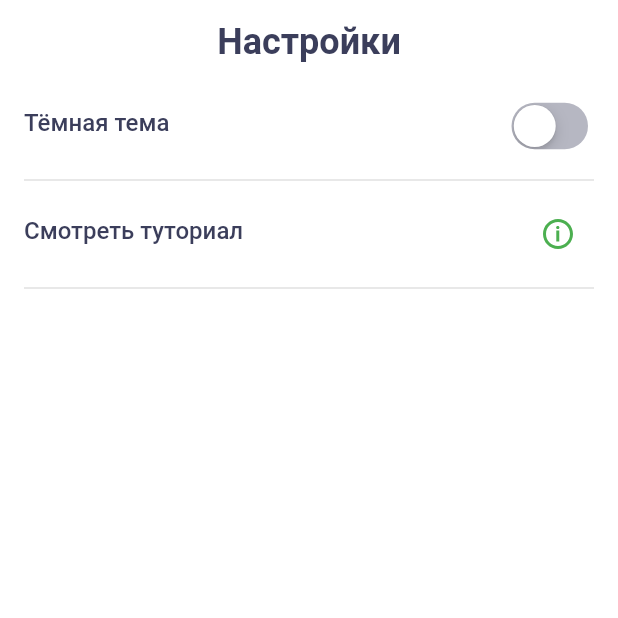
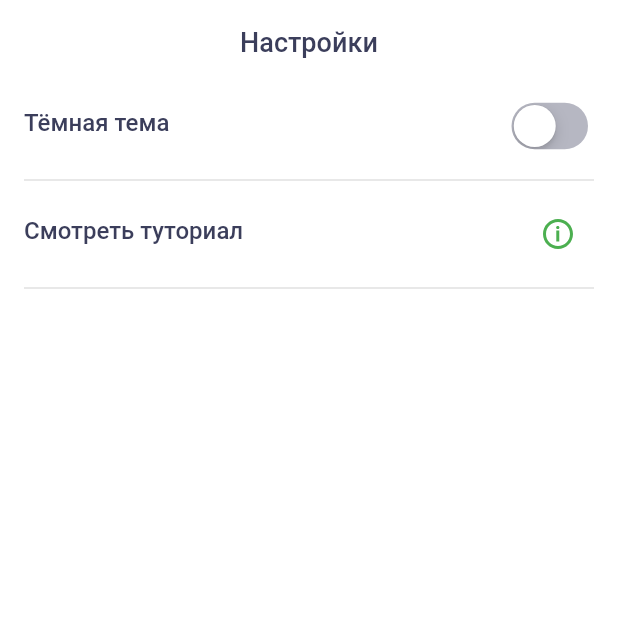
Before and after one commit to Jevilll/surf-flutter-course-likholetov, a Flutter app: the SettingsScreen screen opened directly, on a phone screen of 412 x 824 dp, the top half of it. Run offline on Flutter 3.47's test engine with Material 2 defaults, Android fonts, the phone set to English and light mode, and no system bars; our stand-ins replace cached_network_image, flutter_svg, logger; network calls fail; project files that could hold a hidden picture were left out.

Commit message:
Задание 5-4 Экран добавления достопримечательности

```diff
--- a/lib/res/app_colors.dart
+++ b/lib/res/app_colors.dart
@@ -5,6 +5,7 @@ abstract class AppColors {
   static const secondary = Color(0xFF3B3E5B);
   static const secondary2 = Color(0xFF7C7E92);
   static const inactiveBlack = Color(0x8F7C7E92);
+  static const fabGreen = Color(0xFFFCDD3D);
 
   // Светлая тема.
   static const lightBackground = Color(0xFFF5F5F5);
--- a/lib/res/app_strings.dart
+++ b/lib/res/app_strings.dart
@@ -1,5 +1,5 @@
 abstract class AppStrings {
-  static const String appName = 'Список\nинтересных мест';
+  static const String listOfInterestingPlaces = 'Список интересных мест';
   static const String hotel = 'отель';
   static const String restaurant = 'ресторан';
   static const String special = 'особое место';
@@ -20,7 +20,18 @@ abstract class AppStrings {
   static const String km = 'км';
   static const String clear = 'Очистить';
   static const String categories = 'КАТЕГОРИИ';
+  static const String category = 'КАТЕГОРИЯ';
   static const String settings = 'Настройки';
   static const String darkTheme = 'Тёмная тема';
   static const String watchTutorial = 'Смотреть туториал';
+  static const String newPlace = 'Новое место';
+  static const String cancel = 'Отмена';
+  static const String notChosen = 'Не выбрано';
+  static const String name = 'НАЗВАНИЕ';
+  static const String latitude = 'ШИРОТА';
+  static const String longitude = 'ДОЛГОТА';
+  static const String indicateOnMap = 'Указать на карте';
+  static const String description = 'ОПИСАНИЕ';
+  static const String enterText = 'введите текст';
+  static const String create = 'СОЗДАТЬ';
 }
--- a/lib/ui/screen/home_page.dart
+++ b/lib/ui/screen/home_page.dart
@@ -16,6 +16,7 @@ class HomePage extends StatefulWidget {
 
 class _HomePageState extends State<HomePage> {
   final scenes = [
+    // const AddSightScreen(),
     const SightListScreen(),
     const FiltersScreen(),
     const VisitingScreen(),
@@ -23,7 +24,7 @@ class _HomePageState extends State<HomePage> {
     const SettingsScreen(),
   ];
 
-  int currentIndex = 1;
+  int currentIndex = 0;
 
   @override
   Widget build(BuildContext context) {
--- a/lib/ui/screen/settings_screen.dart
+++ b/lib/ui/screen/settings_screen.dart
@@ -4,6 +4,7 @@ import 'package:places/res/app_colors.dart';
 import 'package:places/res/app_icons.dart';
 import 'package:places/res/app_strings.dart';
 import 'package:places/res/app_themes.dart';
+import 'package:places/ui/widget/app_bar.dart';
 import 'package:places/ui/widget/button/button_svg_icon.dart';
 import 'package:places/utils/common.dart';
 
@@ -22,13 +23,7 @@ class _SettingsScreenState extends State<SettingsScreen> {
     final value = theme.brightness == Brightness.dark;
 
     return Scaffold(
-      appBar: AppBar(
-        title: Text(
-          AppStrings.settings,
-          style: theme.textTheme.titleMedium,
-        ),
-        centerTitle: true,
-      ),
+      appBar: const CustomAppBar(title: AppStrings.settings),
       body: Padding(
         padding: const EdgeInsets.symmetric(horizontal: 16),
         child: Column(
@@ -37,10 +32,7 @@ class _SettingsScreenState extends State<SettingsScreen> {
               contentPadding: EdgeInsets.zero,
               leading: Text(
                 AppStrings.darkTheme,
-                style: Theme
-                    .of(context)
-                    .textTheme
-                    .bodyLarge,
+                style: theme.textTheme.bodyLarge,
               ),
               trailing: CupertinoSwitch(
                 trackColor: AppColors.inactiveBlack,
@@ -57,10 +49,7 @@ class _SettingsScreenState extends State<SettingsScreen> {
               contentPadding: EdgeInsets.zero,
               leading: Text(
                 AppStrings.watchTutorial,
-                style: Theme
-                    .of(context)
-                    .textTheme
-                    .bodyLarge,
+                style: theme.textTheme.bodyLarge,
               ),
               trailing: ButtonSvgIcon(
                 icon: AppIcons.info,
--- /dev/null
+++ b/lib/ui/widget/app_bar.dart
@@ -0,0 +1,29 @@
+import 'package:flutter/material.dart';
+
+/// Апп бар приложения.
+class CustomAppBar extends StatelessWidget implements PreferredSizeWidget {
+  final String? title;
+  final Widget? leading;
+  final List<Widget>? actions;
+
+  @override
+  Size get preferredSize => const Size.fromHeight(kToolbarHeight);
+
+  const CustomAppBar({this.title, this.leading, this.actions, Key? key}) : super(key: key);
+
+  @override
+  Widget build(BuildContext context) {
+    return AppBar(
+      centerTitle: true,
+      leadingWidth: 72,
+      title: title != null ? Text(
+        title!,
+        style: Theme.of(context).textTheme.titleMedium,
+        textAlign: TextAlign.center,
+        overflow: TextOverflow.ellipsis,
+      ) : null,
+      leading: leading,
+      actions: actions,
+    );
+  }
+}
--- a/lib/ui/widget/button/button_rounded.dart
+++ b/lib/ui/widget/button/button_rounded.dart
@@ -37,7 +37,8 @@ class ButtonRounded extends StatelessWidget {
           shape: RoundedRectangleBorder(
             borderRadius: BorderRadius.circular(14),
           ),
-          primary: color ?? theme.colorScheme.green,
+          primary: onPressed != null ? color ?? theme.colorScheme.green : theme.colorScheme.disabledButton,
+          // onSurface: Colors.red,
         ),
         child: Row(
           mainAxisAlignment: MainAxisAlignment.center,
@@ -54,7 +55,7 @@ class ButtonRounded extends StatelessWidget {
             Text(
               title,
               style: theme.textTheme.bodyMedium?.copyWith(
-                color: AppColors.white,
+                color: onPressed != null ? AppColors.white : AppColors.inactiveBlack,
               ),
             ),
           ],
--- a/lib/ui/widget/button/button_svg_icon.dart
+++ b/lib/ui/widget/button/button_svg_icon.dart
@@ -5,7 +5,6 @@ import 'package:places/res/app_colors.dart';
 /// Кнопка svg иконки.
 class ButtonSvgIcon extends StatelessWidget {
   final String icon;
-  final double size;
   final Color color;
   final VoidCallback? onPressed;
 
@@ -13,19 +12,18 @@ class ButtonSvgIcon extends StatelessWidget {
     Key? key,
     required this.icon,
     required this.onPressed,
-    this.size = 100,
     this.color = AppColors.white,
   }) : super(key: key);
 
   @override
   Widget build(BuildContext context) {
     return IconButton(
+      splashRadius: 24,
       icon: SvgPicture.asset(
         icon,
         color: color,
       ),
-      padding: EdgeInsets.zero,
-      onPressed: () {},
+      onPressed: onPressed,
     );
   }
 }
```
Also changed, not shown: lib/res/app_themes.dart (+8 -5 lines), lib/ui/screen/add_sight_screen.dart (added, +177 -0 lines), lib/ui/screen/filters_screen.dart (+26 -19 lines), lib/ui/screen/sight_list_screen.dart (+26 -29 lines), lib/ui/screen/visiting_screen.dart (+2 -7 lines), lib/ui/widget/custom_text_field.dart (added, +94 -0 lines).
